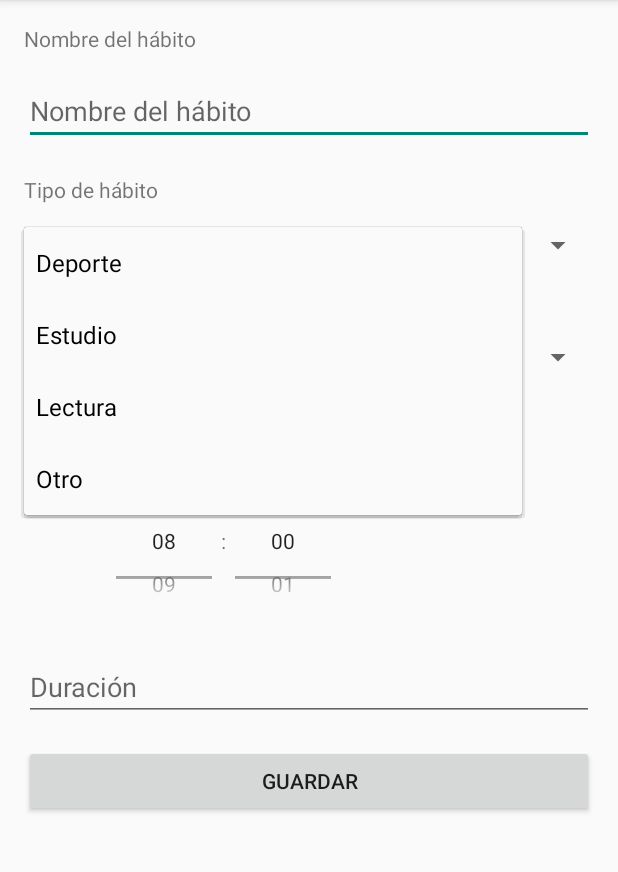
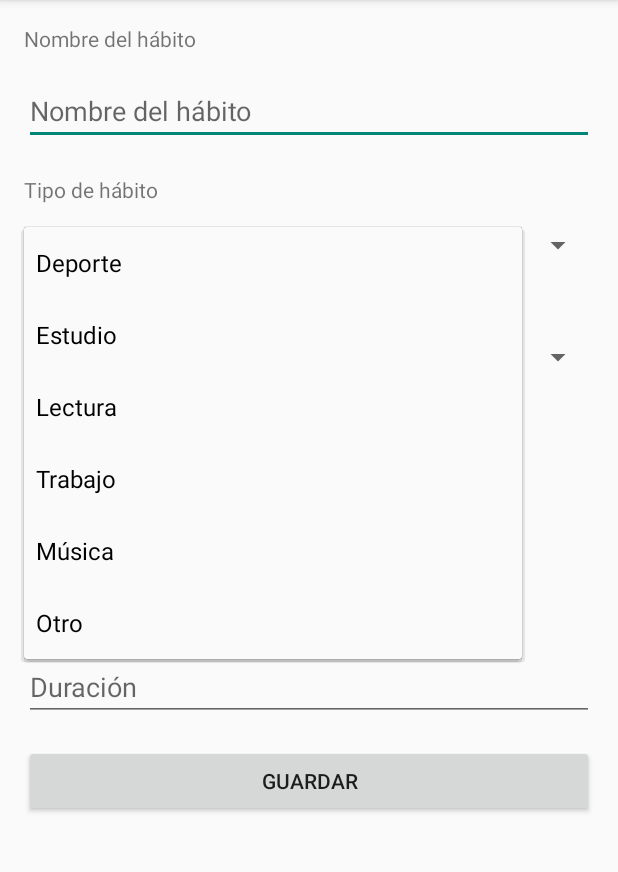
Before and after one commit to AlejandroVialardSantana/HabitHero, an Android app: the fragment AddHabitFragment shown on its own in the app's theme, after a tap on "Deporte", on a phone screen of 412 x 824 dp, the part 84-956 px from its top. Run offline under Robolectric (Android 15) with nearby library versions, the phone set to English and light mode, and no system bars; our stand-ins replace Firebase (no records; nobody signed in at launch, a user with empty details on screens opened directly).

Commit message:
FEAT: Vibración en notificaciones

```diff
--- a/app/src/main/java/com/avs/habithero/helpers/NotificationHelper.kt
+++ b/app/src/main/java/com/avs/habithero/helpers/NotificationHelper.kt
@@ -24,6 +24,8 @@ object NotificationHelper {
             val soundUri = RingtoneManager.getDefaultUri(RingtoneManager.TYPE_NOTIFICATION)
             val channel = NotificationChannel(channelId, "Habit Reminders", NotificationManager.IMPORTANCE_HIGH).apply {
                 setSound(soundUri, AudioAttributes.Builder().setContentType(AudioAttributes.CONTENT_TYPE_SONIFICATION).setUsage(AudioAttributes.USAGE_NOTIFICATION).build())
+                enableVibration(true)
+                vibrationPattern = longArrayOf(1000, 1000, 1000, 1000, 1000)
             }
             notificationManager.createNotificationChannel(channel)
         }
@@ -33,6 +35,8 @@ object NotificationHelper {
             .setContentText("Time for your habit: $habitTitle")
             .setSmallIcon(R.drawable.ic_logo)
             .setSound(RingtoneManager.getDefaultUri(RingtoneManager.TYPE_NOTIFICATION))
+            .setAutoCancel(true)
+            .setVibrate(longArrayOf(1000, 1000, 1000, 1000, 1000))
             .setPriority(NotificationCompat.PRIORITY_HIGH)
             .build()
 
--- a/app/src/main/res/values/arrays.xml
+++ b/app/src/main/res/values/arrays.xml
@@ -13,6 +13,8 @@
         <item>Deporte</item>
         <item>Estudio</item>
         <item>Lectura</item>
+        <item>Trabajo</item>
+        <item>Música</item>
         <item>Otro</item>
     </string-array>
 
```
Also changed, not shown: 2 other files.
